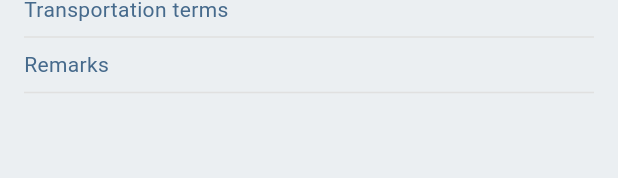
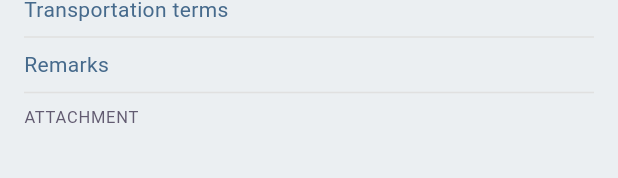
Before and after one commit to Yogesh-droid/metal_trade_test, a Flutter app: the EnquiryDetailList widget shown alone on an empty page, opened directly with empty values, on a phone screen of 412 x 824 dp. Shown: the part 122-300 px from the top of the screen. Run offline on Flutter 3.47's test engine with Material 2 defaults, Android fonts, the phone set to English and light mode, and no system bars; our stand-ins replace cached_network_image, dio, easy_localization, file_picker, flutter_bloc, flutter_dotenv and 9 more; missing offline and left inert: stomp_dart_client; accounts and stored records are empty.

Commit message:
minor bug fixes

```diff
--- a/lib/features/rfq/ui/widgets/enquiry_detail_list.dart
+++ b/lib/features/rfq/ui/widgets/enquiry_detail_list.dart
@@ -49,6 +49,15 @@ class EnquiryDetailList extends StatelessWidget {
         const Divider(),
         TermsRow(title: kRemarks, terms: otherTerms),
         const Divider(),
+        Align(
+          alignment: Alignment.topLeft,
+          child: Text('Attachment'.toUpperCase(),
+              style: Theme.of(context)
+                  .textTheme
+                  .labelSmall!
+                  .copyWith(color: Theme.of(context).colorScheme.secondary)),
+        ),
+        const SizedBox(height: appPadding),
         if (otherAttachmentsName != null)
           BlocBuilder<DownloadFileCubit, DownloadFileState>(
             builder: (context, state) {
--- a/lib/features/rfq/ui/widgets/item_container.dart
+++ b/lib/features/rfq/ui/widgets/item_container.dart
@@ -72,6 +72,7 @@ class _ItemContainerState extends State<ItemContainer> {
             children: [
               Expanded(
                   child: BorderedTextField(
+                textInputType: TextInputType.number,
                 isObscureText: false,
                 textEditingController: quantityController,
                 onChange: widget.onQuantityChange,
@@ -80,6 +81,7 @@ class _ItemContainerState extends State<ItemContainer> {
               const SizedBox(width: appPadding),
               Expanded(
                   child: BorderedTextField(
+                textInputType: TextInputType.number,
                 isObscureText: false,
                 textEditingController: priceController,
                 onChange: widget.onPriceChange,
```
